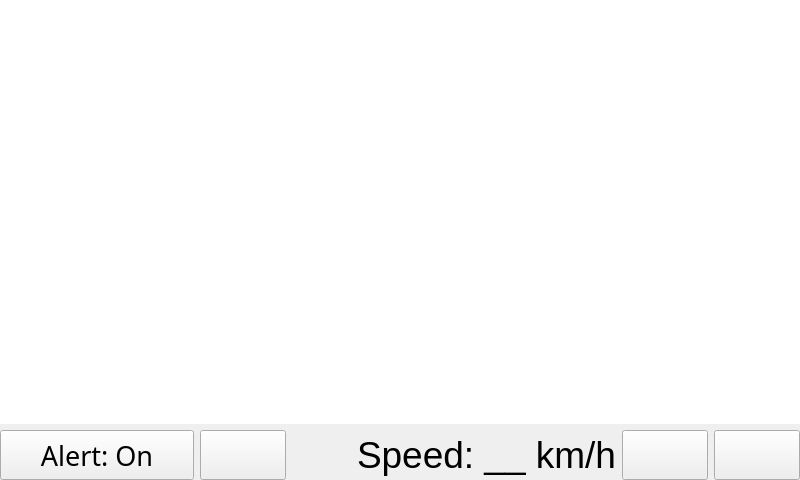
vietanhdev/open-adas, file src/ui/main_window.ui: the form before one commit.
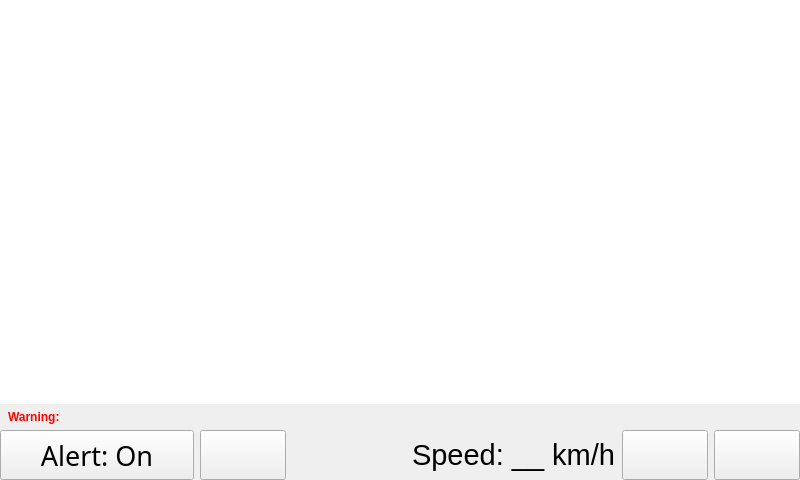
The form after the commit. Icons and pictures are not drawn.

The edit to the form file:
```diff
--- a/src/ui/main_window.ui
+++ b/src/ui/main_window.ui
@@ -69,6 +69,25 @@
         </property>
        </widget>
       </item>
+      <item>
+       <widget class="QLabel" name="warningText">
+        <property name="font">
+         <font>
+          <weight>75</weight>
+          <bold>true</bold>
+         </font>
+        </property>
+        <property name="styleSheet">
+         <string notr="true">color: #ff0000;
+font-weight: bold;
+padding-left: 5px;
+padding-right: 5px;</string>
+        </property>
+        <property name="text">
+         <string>Warning: </string>
+        </property>
+       </widget>
+      </item>
       <item>
        <layout class="QHBoxLayout" name="horizontalLayout">
         <item>
@@ -174,7 +193,7 @@
          <widget class="QLabel" name="speedLabel">
           <property name="font">
            <font>
-            <pointsize>28</pointsize>
+            <pointsize>22</pointsize>
            </font>
           </property>
           <property name="autoFillBackground">
```
